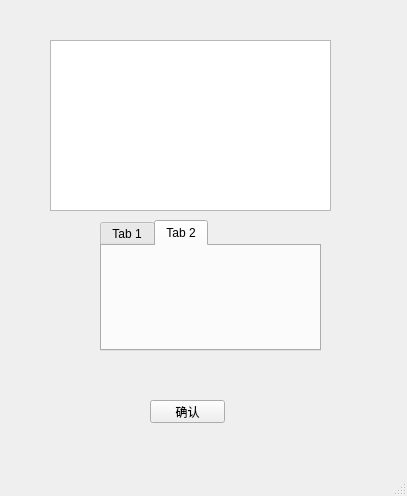
Old version of the form mainwindow.ui in the repository Dansheng/FlightSystem.
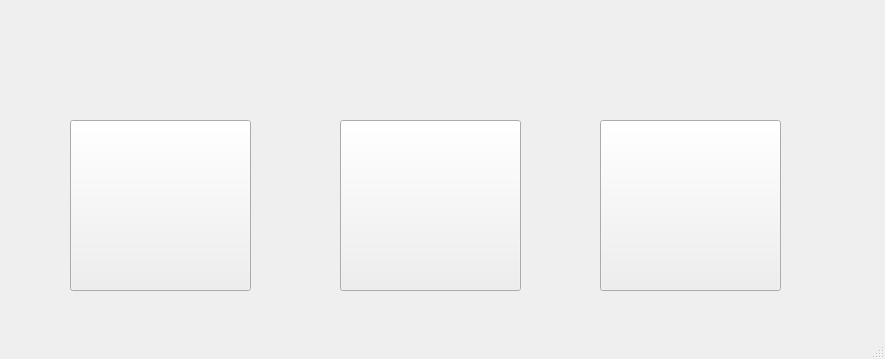
New version of the form. Icons and pictures are not drawn.

Diff of the .ui file:
```diff
--- a/mainwindow.ui
+++ b/mainwindow.ui
@@ -6,59 +6,77 @@
    <rect>
     <x>0</x>
     <y>0</y>
-    <width>407</width>
-    <height>496</height>
+    <width>885</width>
+    <height>359</height>
    </rect>
   </property>
   <property name="windowTitle">
    <string>MainWindow</string>
   </property>
   <widget class="QWidget" name="centralWidget">
-   <widget class="QGraphicsView" name="graphicsView">
+   <widget class="QLabel" name="Logo">
     <property name="geometry">
      <rect>
-      <x>50</x>
-      <y>40</y>
-      <width>281</width>
+      <x>180</x>
+      <y>10</y>
+      <width>501</width>
+      <height>81</height>
+     </rect>
+    </property>
+    <property name="text">
+     <string/>
+    </property>
+    <property name="pixmap">
+     <pixmap resource="assets/images/images.qrc">:/images/logo.png</pixmap>
+    </property>
+   </widget>
+   <widget class="QPushButton" name="Find_Button">
+    <property name="geometry">
+     <rect>
+      <x>70</x>
+      <y>120</y>
+      <width>181</width>
       <height>171</height>
      </rect>
     </property>
+    <property name="styleSheet">
+     <string notr="true">border-image: url(:/images/find_btn.png);</string>
+    </property>
+    <property name="text">
+     <string/>
+    </property>
    </widget>
    <widget class="QPushButton" name="pushButton">
     <property name="geometry">
      <rect>
-      <x>150</x>
-      <y>400</y>
-      <width>75</width>
-      <height>23</height>
+      <x>340</x>
+      <y>120</y>
+      <width>181</width>
+      <height>171</height>
      </rect>
     </property>
+    <property name="styleSheet">
+     <string notr="true">border-image: url(:/images/order_btn.png);</string>
+    </property>
     <property name="text">
-     <string>确认</string>
+     <string/>
     </property>
    </widget>
-   <widget class="QTabWidget" name="tabWidget">
+   <widget class="QPushButton" name="User_Button">
     <property name="geometry">
      <rect>
-      <x>100</x>
-      <y>220</y>
-      <width>221</width>
-      <height>131</height>
+      <x>600</x>
+      <y>120</y>
+      <width>181</width>
+      <height>171</height>
      </rect>
     </property>
-    <property name="currentIndex">
-     <number>1</number>
+    <property name="styleSheet">
+     <string notr="true">border-image: url(:/images/user_btn.png);</string>
     </property>
-    <widget class="QWidget" name="tab">
-     <attribute name="title">
-      <string>Tab 1</string>
-     </attribute>
-    </widget>
-    <widget class="QWidget" name="tab_2">
-     <attribute name="title">
-      <string>Tab 2</string>
-     </attribute>
-    </widget>
+    <property name="text">
+     <string/>
+    </property>
    </widget>
   </widget>
   <widget class="QStatusBar" name="statusBar"/>
```
Left out of the diff: 6 changed lines with no effect on the pictures.
